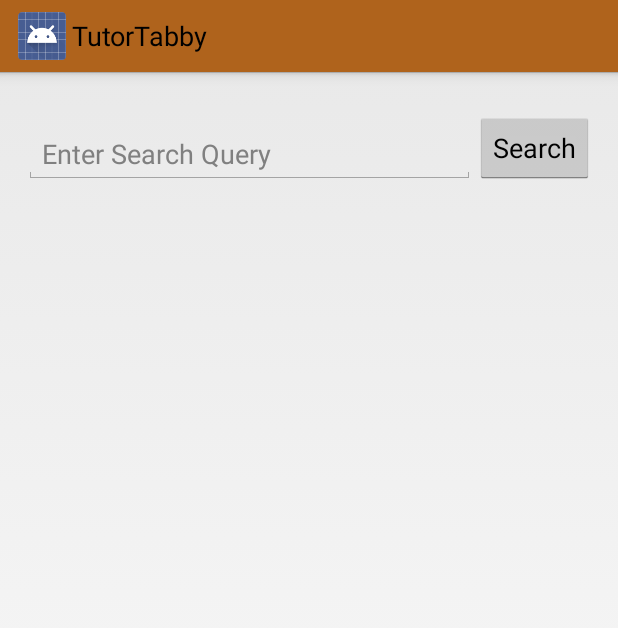
After one commit to CS480-Spring2016-Android/TutorApp, an Android app: the layout fragment_search.xml on its own in the app's theme, with its tools: preview values and no code run, on a phone screen of 412 x 824 dp. The commit adds this screen. Shown: the top 628 px of the screen. Run offline under Robolectric (Android 15) with nearby library versions, the phone set to English and light mode, and no system bars.

Commit message:
Setting up for the SQL database
Added some functionality and doing some testing for executing SQL
queries from inside the app.
Also added event handler for the slider menu.

```diff
--- /dev/null
+++ b/app/src/main/res/layout/fragment_search.xml
@@ -0,0 +1,36 @@
+<RelativeLayout xmlns:android="http://schemas.android.com/apk/res/android"
+    xmlns:tools="http://schemas.android.com/tools"
+    android:layout_width="match_parent"
+    android:layout_height="match_parent"
+    android:paddingBottom="@dimen/activity_vertical_margin"
+    android:paddingLeft="@dimen/activity_horizontal_margin"
+    android:paddingRight="@dimen/activity_horizontal_margin"
+    android:paddingTop="@dimen/activity_vertical_margin"
+    tools:context="com.zaidi.cs480.spring.app.tutortabby.Search$PlaceholderFragment">
+
+    <TextView
+        android:id="@+id/section_label"
+        android:layout_width="wrap_content"
+        android:layout_height="wrap_content" />
+
+    <EditText
+        android:layout_width="wrap_content"
+        android:layout_height="wrap_content"
+        android:id="@+id/searchField"
+        android:layout_below="@+id/section_label"
+        android:layout_alignParentLeft="true"
+        android:layout_alignParentStart="true"
+        android:layout_toLeftOf="@+id/searchBtn"
+        android:layout_toStartOf="@+id/searchBtn"
+        android:hint="Enter Search Query" />
+
+    <Button
+        android:layout_width="wrap_content"
+        android:layout_height="wrap_content"
+        android:text="Search"
+        android:id="@+id/searchBtn"
+        android:layout_alignBottom="@+id/searchField"
+        android:layout_alignParentRight="true"
+        android:layout_alignParentEnd="true" />
+
+</RelativeLayout>
--- a/app/src/main/res/menu/main_menu.xml
+++ b/app/src/main/res/menu/main_menu.xml
@@ -1,7 +1,7 @@
 <?xml version="1.0" encoding="utf-8"?>
 <menu xmlns:android="http://schemas.android.com/apk/res/android">
     <item
-        android:title="About Us"
+        android:title="Settings"
         android:orderInCategory="100"
         android:id="@+id/action_settings"/>
 </menu>
--- a/app/src/main/res/values/strings.xml
+++ b/app/src/main/res/values/strings.xml
@@ -41,4 +41,5 @@
     <string name="action_example">Example action</string>
 
     <string name="action_settings">Settings</string>
+    <string name="title_activity_search">Search</string>
 </resources>
```
Also changed, not shown: app/src/main/AndroidManifest.xml (+5 -2 lines), app/src/main/java/com/zaidi/cs480/spring/app/tutortabby/Search.java (added, +127 -0 lines), app/src/main/java/com/zaidi/cs480/spring/app/tutortabby/activities/Profile.java (+34 -18 lines), app/src/main/res/layout/activity_search.xml (added, +26 -0 lines), app/src/main/res/layout/drawer_search.xml (added, +9 -0 lines), app/src/main/res/menu/search.xml (added, +13 -0 lines).
